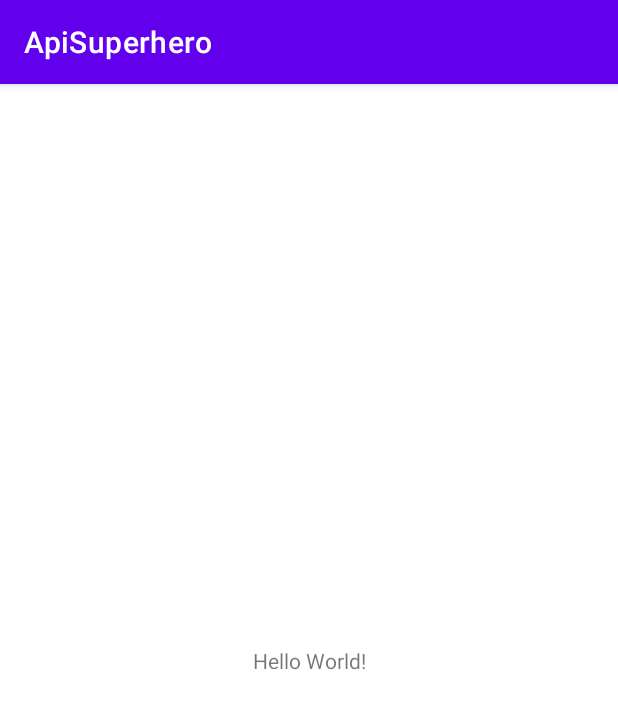
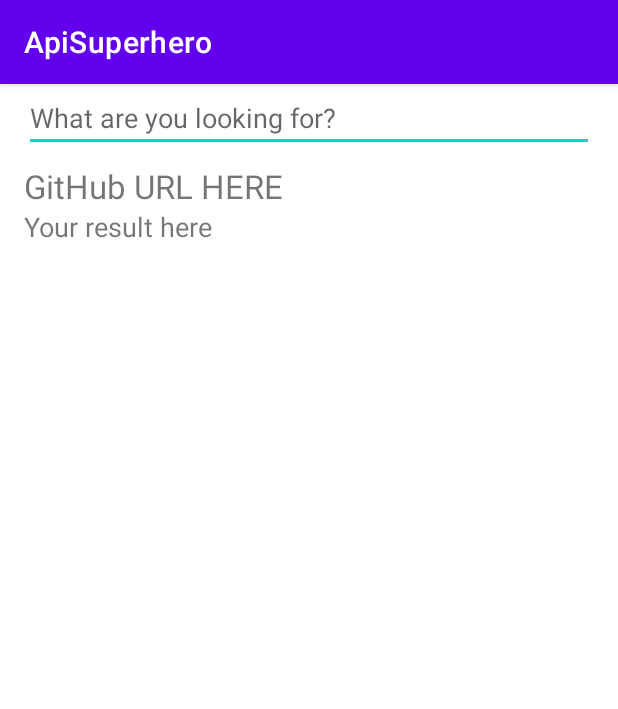
Before and after one commit to JoseCarlosValeriano/ApiSuperhero, an Android app: the screen it shows after launch (MainActivity), on a phone screen of 412 x 824 dp. Shown: the top 709 px of the screen. Run offline under Robolectric (Android 15) with nearby library versions, the phone set to English and light mode, and no system bars.

Commit message:
Creado el activity_main.xml

```diff
--- /dev/null
+++ b/app/src/main/java/com/example/apisuperhero/utils/NetworkUtils.java
@@ -0,0 +1,4 @@
+package com.example.apisuperhero.utils;
+
+public class NetworkUtils {
+}
--- a/app/src/main/res/layout/activity_main.xml
+++ b/app/src/main/res/layout/activity_main.xml
@@ -1,18 +1,43 @@
 <?xml version="1.0" encoding="utf-8"?>
-<androidx.constraintlayout.widget.ConstraintLayout xmlns:android="http://schemas.android.com/apk/res/android"
+<LinearLayout xmlns:android="http://schemas.android.com/apk/res/android"
     xmlns:app="http://schemas.android.com/apk/res-auto"
     xmlns:tools="http://schemas.android.com/tools"
     android:layout_width="match_parent"
     android:layout_height="match_parent"
-    tools:context=".MainActivity">
+    android:orientation="vertical"
+    android:paddingLeft="16dp"
+    android:paddingRight="16dp"
+    >
+
+    <EditText
+        android:id="@+id/searchbox"
+        android:layout_width="match_parent"
+        android:layout_height="wrap_content"
+        android:hint="What are you looking for?"
+        />
 
     <TextView
-        android:layout_width="wrap_content"
+        android:id="@+id/url_display"
+        android:layout_width="match_parent"
         android:layout_height="wrap_content"
-        android:text="Hello World!"
-        app:layout_constraintBottom_toBottomOf="parent"
-        app:layout_constraintLeft_toLeftOf="parent"
-        app:layout_constraintRight_toRightOf="parent"
-        app:layout_constraintTop_toTopOf="parent" />
+        android:layout_marginTop="8dp"
+        android:text="GitHub URL HERE"
+        android:textSize="22sp"
+        />
 
-</androidx.constraintlayout.widget.ConstraintLayout>
+    <ScrollView
+        android:layout_width="match_parent"
+        android:layout_height="wrap_content">
+
+        <TextView
+            android:id="@+id/github_search_result"
+            android:layout_width="match_parent"
+            android:layout_height="wrap_content"
+            android:text="Your result here"
+            android:textSize="18sp"/>
+
+    </ScrollView>
+
+
+
+</LinearLayout>
--- /dev/null
+++ b/app/src/main/res/menu/main.xml
@@ -0,0 +1,10 @@
+<?xml version="1.0" encoding="utf-8"?>
+<menu xmlns:android="http://schemas.android.com/apk/res/android"
+    xmlns:app="http://schemas.android.com/apk/res-auto">
+    <item
+        android:title="Search"
+        android:orderInCategory="1"
+        android:id="@+id/search"
+        app:showAsAction="ifRoom"
+        />
+</menu>
```
